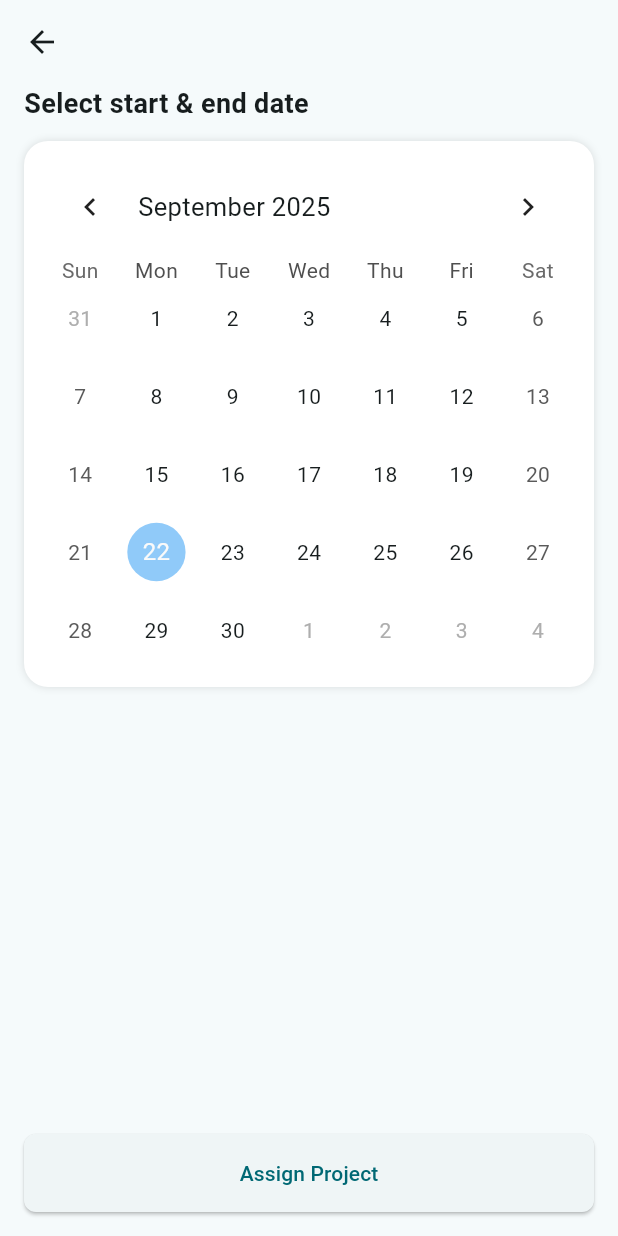
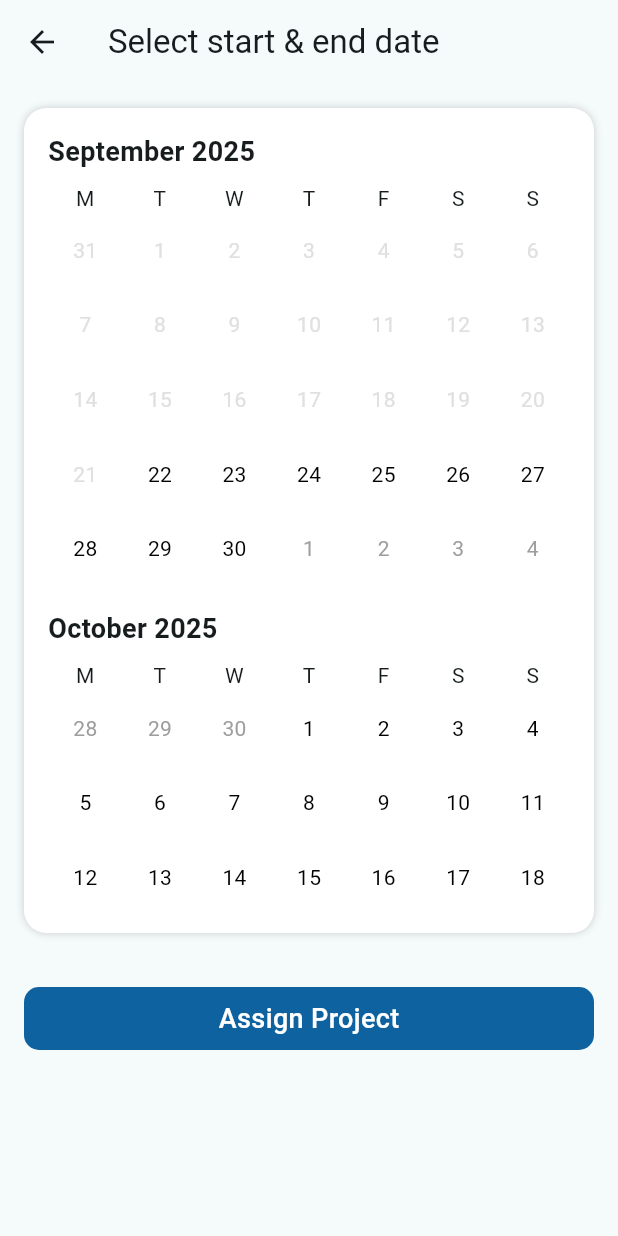
Before and after one commit to NishadK96/pm_management, a Flutter app: the CalenderScreen screen opened directly, on a phone screen of 412 x 824 dp. Run offline on Flutter 3.47's test engine with Material 3 defaults, Android fonts, the phone set to English and light mode, and no system bars; drawn by our look-alikes of table_calendar; our stand-ins replace flutter_svg, google_fonts.

Commit message:
'notifications'

```diff
--- a/lib/features/create_project/calender_screen.dart
+++ b/lib/features/create_project/calender_screen.dart
@@ -1,94 +1,172 @@
 import 'package:flutter/material.dart';
+import 'package:google_fonts/google_fonts.dart';
+import 'package:ipsum_user/core/theme/app_colors.dart';
 import 'package:ipsum_user/features/create_project/widgets/calender_card.dart';
 import 'package:table_calendar/table_calendar.dart';
+import 'package:intl/intl.dart';
 
-
-class CalenderScreen extends StatefulWidget {
-  const CalenderScreen({super.key});
-
+class CalenderScreen  extends StatefulWidget {
   @override
-  State<CalenderScreen> createState() => _CalenderScreenState();
+  _CalendarScreenState createState() => _CalendarScreenState();
 }
 
-class _CalenderScreenState extends State<CalenderScreen> {
-  DateTime? _rangeStart;
-  DateTime? _rangeEnd;
-  DateTime _focusedDay = DateTime.now();
-  RangeSelectionMode _rangeSelectionMode = RangeSelectionMode.toggledOff;
+class _CalendarScreenState extends State<CalenderScreen> {
+  DateTime? startDate;
+  DateTime? endDate;
+
+  List<DateTime> generateDaysInMonth(DateTime month) {
+    final first = DateTime(month.year, month.month, 1);
+    final daysBefore = first.weekday % 7;
+    final firstToDisplay = first.subtract(Duration(days: daysBefore));
+
+    final last = DateTime(month.year, month.month + 1, 0);
+    final daysAfter = 6 - last.weekday % 7;
+    final lastToDisplay = last.add(Duration(days: daysAfter));
+
+    return List.generate(
+      lastToDisplay.difference(firstToDisplay).inDays + 1,
+          (i) => firstToDisplay.add(Duration(days: i)),
+    );
+  }
+
+  Widget buildMonth(DateTime month) {
+    final days = generateDaysInMonth(month);
+    final today = DateTime.now();
+
+    return Column(
+      crossAxisAlignment: CrossAxisAlignment.start,
+      children: [
+        Text(
+          DateFormat('MMMM yyyy').format(month),
+          style: TextStyle(fontSize: 18, fontWeight: FontWeight.bold),
+        ),
+        SizedBox(height: 8),
+        Row(
+          mainAxisAlignment: MainAxisAlignment.spaceBetween,
+          children: ['M', 'T', 'W', 'T', 'F', 'S', 'S']
+              .map((d) => Expanded(child: Center(child: Text(d))))
+              .toList(),
+        ),
+        GridView.builder(
+          shrinkWrap: true,
+          physics: NeverScrollableScrollPhysics(),
+          itemCount: days.length,
+          gridDelegate: SliverGridDelegateWithFixedCrossAxisCount(
+              crossAxisCount: 7),
+          itemBuilder: (_, index) {
+            final day = days[index];
+            bool isCurrentMonth = day.month == month.month;
+            bool isBeforeToday = day.isBefore(DateTime(today.year, today.month, today.day));
+            bool isSelected = (startDate != null &&
+                endDate != null &&
+                day.isAfter(startDate!.subtract(Duration(days: 1))) &&
+                day.isBefore(endDate!.add(Duration(days: 1))));
+
+            Color textColor = isCurrentMonth
+                ? (isSelected ? Colors.white : Colors.black)
+                : Colors.grey;
+
+            BoxDecoration? decoration;
+            if (isSelected) {
+              decoration = BoxDecoration(
+                color: Colors.blue,
+                borderRadius: BorderRadius.circular(5),
+              );
+            }
+
+            return GestureDetector(
+              onTap: isBeforeToday
+                  ? null
+                  : () {
+                setState(() {
+                  if (startDate == null || (startDate != null && endDate != null)) {
+                    startDate = day;
+                    endDate = null;
+                  } else if (day.isBefore(startDate!)) {
+                    startDate = day;
+                    endDate = null;
+                  } else {
+                    endDate = day;
+                  }
+                });
+              },
+              child: Container(
+                margin: EdgeInsets.all(4),
+                decoration: decoration,
+                child: Center(
+                  child: Text(
+                    '${day.day}',
+                    style: TextStyle(
+                        color: isBeforeToday ? Colors.grey.shade300 : textColor),
+                  ),
+                ),
+              ),
+            );
+          },
+        ),
+        SizedBox(height: 16),
+      ],
+    );
+  }
 
   @override
   Widget build(BuildContext context) {
-    final width = MediaQuery.of(context).size.width;
+    final now = DateTime.now();
+    final monthsToDisplay = [
+      DateTime(now.year, now.month),
+      DateTime(now.year, now.month + 1),
+      DateTime(now.year, now.month + 2),
+    ];
 
     return Scaffold(
-      appBar: AppBar(
-        title: const Text(''),
-        leading: const BackButton(),
-        elevation: 0,
-        backgroundColor: Colors.transparent,
-      ),
-      body: LayoutBuilder(
-        builder: (context, constraints) {
-          return SingleChildScrollView(
-            padding: const EdgeInsets.symmetric(horizontal: 16),
-            child: ConstrainedBox(
-              constraints: BoxConstraints(minHeight: constraints.maxHeight),
-              child: IntrinsicHeight(
-                child: Column(
-                  crossAxisAlignment: CrossAxisAlignment.stretch,
-                  children: [
-                    const Text(
-                      'Select start & end date',
-                      style: TextStyle(
-                        fontWeight: FontWeight.bold,
-                        fontSize: 18,
-                      ),
-                    ),
-                    const SizedBox(height: 12),
-                    CalendarCard(
-                      focusedDay: _focusedDay,
-                      rangeStart: _rangeStart,
-                      rangeEnd: _rangeEnd,
-                      onRangeSelected: (start, end, focusedDay) {
-                        setState(() {
-                          _rangeStart = start;
-                          _rangeEnd = end;
-                          _focusedDay = focusedDay;
-                          // Optionally remove _rangeSelectionMode or keep as needed
-                        });
-                      },
-                      onPageChanged: (focusedDay) {
-                        setState(() {
-                          _focusedDay = focusedDay;
-                        });
-                      },
-                    ),
-
-                    const Spacer(),
-                    SizedBox(
-                      width: double.infinity,
-                      child: ElevatedButton(
-                        style: ElevatedButton.styleFrom(
-                          padding: const EdgeInsets.symmetric(vertical: 16),
-                          shape: RoundedRectangleBorder(
-                            borderRadius: BorderRadius.circular(8),
-                          ),
-                        ),
-                        onPressed: () {
-                          if (_rangeStart != null && _rangeEnd != null) {
-                            // TODO: handle assignment
-                          }
-                        },
-                        child: const Text('Assign Project'),
-                      ),
-                    ),
-                    const SizedBox(height: 16),
-                  ],
-                ),
+      appBar: AppBar(title: Text('Select start & end date')),
+      body: Column(
+        children: [
+          Container(
+            height: 550,
+            margin: EdgeInsets.all(16),
+            decoration: ShapeDecoration(
+              color: Colors.white,
+              shape: RoundedRectangleBorder(
+                borderRadius: BorderRadius.circular(15),
+              ),
+              shadows: [
+                BoxShadow(
+                  color: Color(0x30000000),
+                  blurRadius: 4,
+                  offset: Offset(0, 0),
+                  spreadRadius: 0,
+                )
+              ],
+            ),
+            padding: const EdgeInsets.all(16.0),
+            child: ListView(
+              children: monthsToDisplay.map(buildMonth).toList(),
+            ),
+          ),
+          SizedBox(height: 20,),
+          Container(
+            margin: EdgeInsets.symmetric(horizontal: 16),
+            width: double.infinity,
+            decoration: ShapeDecoration(
+              color: AppColors.primary,
+              shape: RoundedRectangleBorder(
+                borderRadius: BorderRadius.circular(10),
               ),
             ),
-          );
-        },
+            padding: EdgeInsets.symmetric(vertical: 10),
+            alignment: Alignment.center,
+            child: Text(
+              'Assign Project',
+              style: GoogleFonts.roboto(
+                color: Colors.white,
+                fontSize: 18,
+                fontWeight: FontWeight.w500,
+                height: 1.22,
+              ),
+            ),
+          )
+        ],
       ),
     );
   }
--- a/lib/features/notification/notification_screen.dart
+++ b/lib/features/notification/notification_screen.dart
@@ -1,6 +1,8 @@
 
 
 import 'package:flutter/material.dart';
+import 'package:flutter_svg/flutter_svg.dart';
+import 'package:ipsum_user/core/constants/icon_constants.dart';
 import 'package:ipsum_user/features/notification/widget/notification_item.dart';
 
 class NotificationsScreen extends StatefulWidget {
@@ -19,7 +21,7 @@ class _NotificationsScreenState extends State<NotificationsScreen> {
         child:count==0? Column(
           mainAxisAlignment: MainAxisAlignment.center,
           children: [
-            Icon(Icons.notifications_off, size: 100, color: Colors.grey),
+            SvgPicture.string(IconConst().notificationBell),
             SizedBox(height: 16),
             Text(
               'No Notification Yet',
```
Also changed, not shown: lib/core/constants/icon_constants.dart (+11 -3 lines), lib/features/create_project/create_project_screen.dart (+13 -34 lines), lib/features/create_project/widgets/priority_card.dart (added, +40 -0 lines), lib/features/notification/widget/notification_item.dart (+31 -15 lines).
